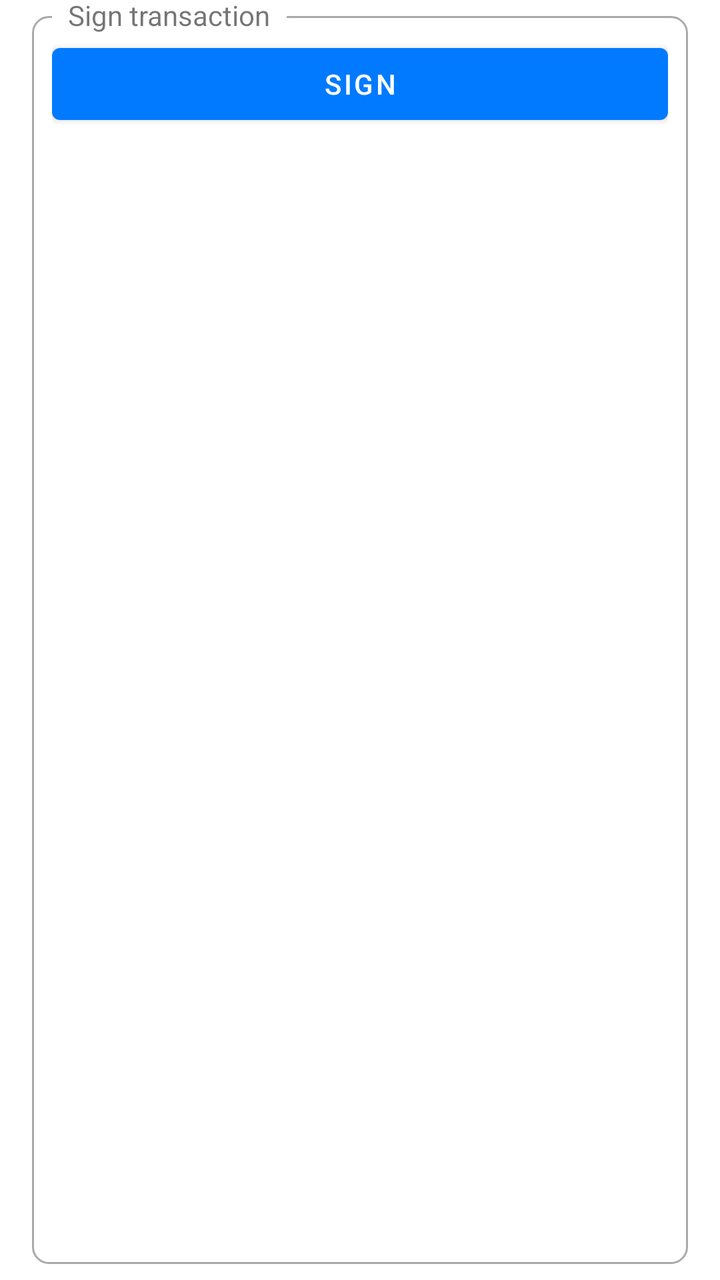
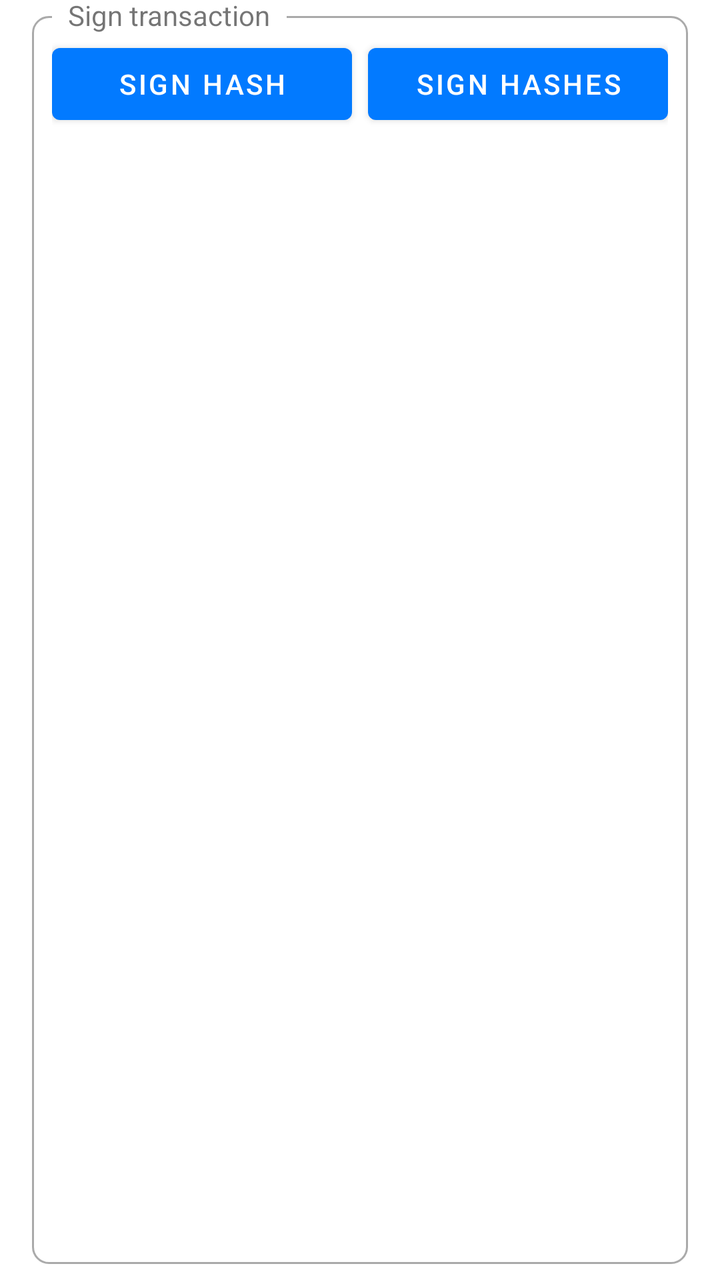

Before-and-after screenshots of an Android layout around one commit, followed by the original layout XML and the change that was made.
<!-- AndroidManifest.xml: application theme AppTheme -->
<!-- res/layout/sign.xml -->
<?xml version="1.0" encoding="utf-8"?>
<FrameLayout xmlns:android="http://schemas.android.com/apk/res/android"
    android:layout_width="match_parent"
    android:layout_height="wrap_content"
    android:clipToPadding="false"
    android:paddingStart="@dimen/box_padding_horizontal"
    android:paddingTop="@dimen/box_padding_vertical"
    android:paddingEnd="@dimen/box_padding_horizontal"
    android:paddingBottom="@dimen/box_padding_vertical">

    <FrameLayout
        android:layout_width="match_parent"
        android:layout_height="match_parent"
        android:background="@drawable/rounded_corner" />

    <TextView
        android:layout_width="wrap_content"
        android:layout_height="wrap_content"
        android:background="?android:windowBackground"
        android:paddingStart="8dp"
        android:paddingEnd="8dp"
        android:text="Sign transaction"
        android:translationX="10dp"
        android:translationY="-10dp" />

    <FrameLayout
        android:id="@+id/contentContainer"
        android:layout_width="match_parent"
        android:layout_height="match_parent"
        android:layout_margin="10dp">

        <LinearLayout
            android:layout_width="match_parent"
            android:layout_height="wrap_content"
            android:gravity="center"
            android:orientation="horizontal">

            <Button
                android:id="@+id/btnSign"
                android:layout_width="0dp"
                android:layout_height="wrap_content"
                android:layout_weight="1"
                android:text="Sign" />

        </LinearLayout>

    </FrameLayout>

</FrameLayout>
<!-- resources referenced by this layout -->
<resources>
  <dimen name="box_padding_horizontal">16dp</dimen>
  <dimen name="box_padding_vertical">8dp</dimen>
  <!-- drawable rounded_corner (drawable) -->
  <?xml version="1.0" encoding="utf-8"?>
  <shape xmlns:android="http://schemas.android.com/apk/res/android">
      <stroke
          android:width="1dp"
          android:color="@android:color/darker_gray" />
  
      <solid android:color="@android:color/transparent" />
  
      <padding
          android:bottom="5dp"
          android:left="5dp"
          android:right="5dp"
          android:top="5dp" />
  
      <corners android:radius="8dp" />
  </shape>
  <style name="AppTheme" parent="Theme.MaterialComponents.DayNight.NoActionBar">
          <item name="colorPrimary">@color/primary</item>
          <item name="colorPrimaryDark">@color/primary_dark</item>
          <item name="colorOnPrimary">@color/on_primary</item>
          <item name="colorSecondary">@color/primary</item>
      </style>
  <color name="primary">#027aff</color>
  <color name="primary_dark">#0a02ff</color>
  <color name="on_primary">#FFFFFF</color>
</resources>

<!-- the commit's change to res/layout/sign.xml (unified diff, before → after) -->
@@ -36,11 +36,22 @@
             android:orientation="horizontal">
 
             <Button
-                android:id="@+id/btnSign"
+                android:id="@+id/btnSignHash"
                 android:layout_width="0dp"
                 android:layout_height="wrap_content"
                 android:layout_weight="1"
-                android:text="Sign" />
+                android:text="Sign hash" />
+
+            <Space
+                android:layout_width="8dp"
+                android:layout_height="match_parent" />
+
+            <Button
+                android:text="Sign hashes"
+                android:layout_width="0dp"
+                android:layout_height="wrap_content"
+                android:id="@+id/btnSignHashes"
+                android:layout_weight="1" />
 
         </LinearLayout>
 
